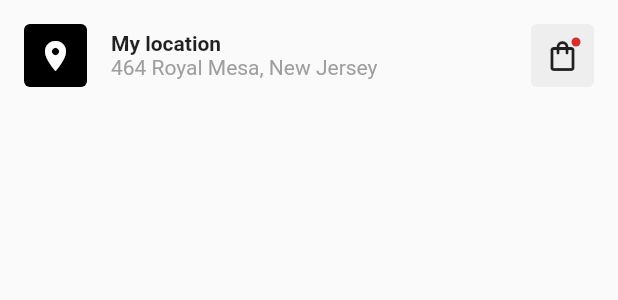
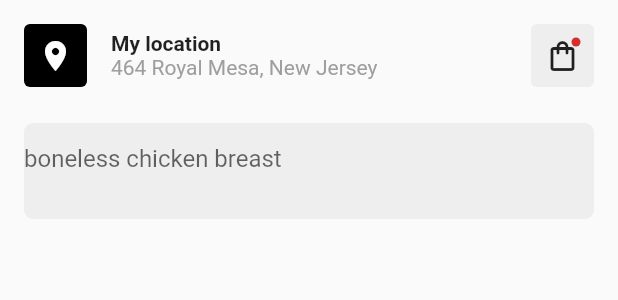
Before and after one commit to JAICHANGPARK/flutter_notebook_chapter_24, a Flutter app: the OrderingHomePage widget shown alone on an empty page, opened directly, on a phone screen of 412 x 824 dp. Shown: the top 300 px of the screen. Run offline on Flutter 3.47's test engine with Material 2 defaults, Android fonts, the phone set to English and light mode, and no system bars; our stand-ins replace flutter_riverpod, freezed_annotation, ionicons, percent_indicator; missing offline and left inert: crypto_font_icons; network calls fail.

Commit message:
Update ordering_home_page.dart

```diff
--- a/lib/ep1389_ordering_app/view/ordering_home_page.dart
+++ b/lib/ep1389_ordering_app/view/ordering_home_page.dart
@@ -65,6 +65,20 @@ class _OrderingHomePageState extends State<OrderingHomePage> {
             ),
           ],
         ),
+      ),
+      Container(
+        height: 64,
+        margin: EdgeInsets.fromLTRB(16, 8, 16, 24),
+        decoration: BoxDecoration(
+          color: Colors.grey[200],
+          borderRadius: BorderRadius.circular(6),
+        ),
+        child: TextField(
+          decoration: InputDecoration(
+            hintText: "boneless chicken breast",
+            border: InputBorder.none,
+          ),
+        ),
       )
     ]);
   }
```
